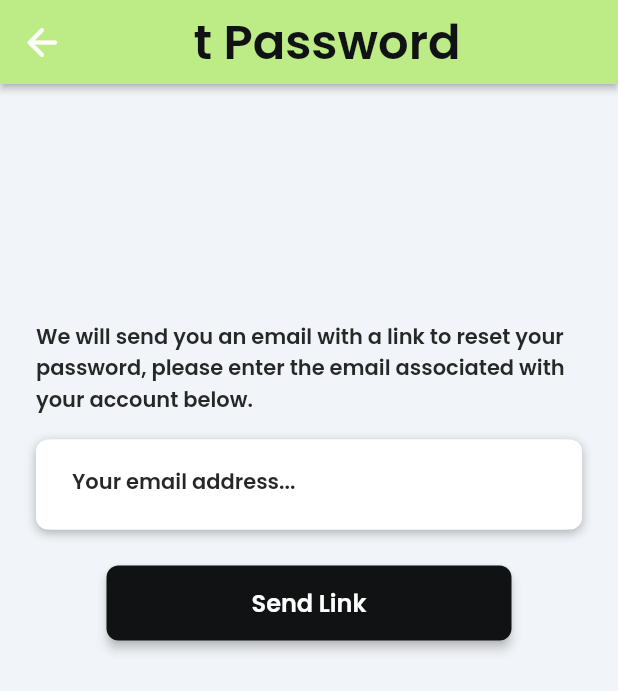
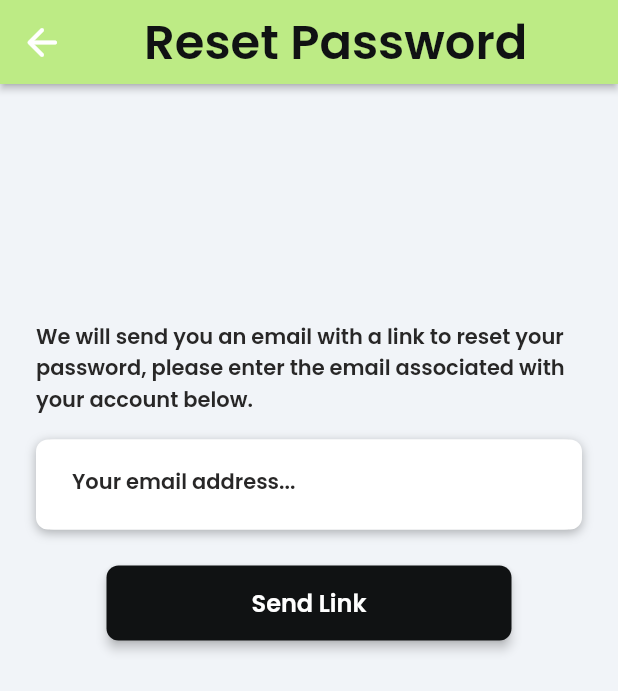
Before and after one commit to adeelsadiq/ourSpace, a Flutter app: the ForgotPassWidget screen opened by its route, on a phone screen of 412 x 824 dp. Shown: the top 691 px of the screen. Run offline on Flutter 3.47's test engine with Material 2 defaults, Android fonts, the phone set to English and light mode, and no system bars; drawn by our look-alikes of auto_size_text; our stand-ins replace built_collection, built_value, cached_network_image, calendar_date_picker2, cloud_firestore, equatable and 20 more; missing offline and left inert: algolia, flutter_google_places, flutter_stripe, google_api_headers, google_maps_webservice, json_path and 1 more; accounts and stored records are empty; network calls fail.

Commit message:
more changes

```diff
--- a/lib/forgot_pass/forgot_pass_model.dart
+++ b/lib/forgot_pass/forgot_pass_model.dart
@@ -24,5 +24,4 @@ class ForgotPassModel extends FlutterFlowModel {
   }
 
   /// Additional helper methods are added here.
-
 }
--- a/lib/forgot_pass/forgot_pass_widget.dart
+++ b/lib/forgot_pass/forgot_pass_widget.dart
@@ -7,6 +7,7 @@ import 'package:flutter/material.dart';
 import 'package:flutter_spinkit/flutter_spinkit.dart';
 import 'package:google_fonts/google_fonts.dart';
 import 'package:provider/provider.dart';
+
 import 'forgot_pass_model.dart';
 export 'forgot_pass_model.dart';
 
@@ -49,46 +50,46 @@ class _ForgotPassWidgetState extends State<ForgotPassWidget> {
         automaticallyImplyLeading: false,
         leading: FlutterFlowIconButton(
           borderColor: Colors.transparent,
-          borderRadius: 30.0,
-          borderWidth: 1.0,
-          buttonSize: 60.0,
+          borderRadius: 30,
+          borderWidth: 1,
+          buttonSize: 60,
           icon: Icon(
             Icons.arrow_back_rounded,
             color: Colors.white,
-            size: 30.0,
+            size: 30,
           ),
           onPressed: () async {
             context.pop();
           },
         ),
         title: Padding(
-          padding: EdgeInsetsDirectional.fromSTEB(24.0, 0.0, 0.0, 0.0),
+          padding: EdgeInsetsDirectional.fromSTEB(24, 0, 0, 0),
           child: Text(
-            't Password',
+            'Reset Password',
             style: FlutterFlowTheme.of(context).displaySmall.override(
                   fontFamily: 'Poppins',
-                  fontSize: 32.0,
+                  fontSize: 32,
                 ),
           ),
         ),
         actions: [],
         centerTitle: true,
-        elevation: 2.0,
+        elevation: 2,
       ),
-      body: Padding(
-        padding: EdgeInsetsDirectional.fromSTEB(0.0, 150.0, 0.0, 0.0),
+      body: SafeArea(
+        child: Padding(
+          padding: EdgeInsetsDirectional.fromSTEB(0, 150, 0, 0),
           child: Column(
             mainAxisSize: MainAxisSize.max,
             children: [
               Padding(
-              padding: EdgeInsetsDirectional.fromSTEB(20.0, 4.0, 20.0, 8.0),
+                padding: EdgeInsetsDirectional.fromSTEB(20, 4, 20, 8),
                 child: Row(
                   mainAxisSize: MainAxisSize.max,
                   children: [
                     Expanded(
                       child: Padding(
-                      padding:
-                          EdgeInsetsDirectional.fromSTEB(4.0, 4.0, 4.0, 4.0),
+                        padding: EdgeInsetsDirectional.fromSTEB(4, 4, 4, 4),
                         child: Text(
                           'We will send you an email with a link to reset your password, please enter the email associated with your account below.',
                           style: FlutterFlowTheme.of(context).bodySmall,
@@ -99,20 +100,20 @@ class _ForgotPassWidgetState extends State<ForgotPassWidget> {
                 ),
               ),
               Padding(
-              padding: EdgeInsetsDirectional.fromSTEB(24.0, 4.0, 24.0, 0.0),
+                padding: EdgeInsetsDirectional.fromSTEB(24, 4, 24, 0),
                 child: Container(
                   width: double.infinity,
-                height: 60.0,
+                  height: 60,
                   decoration: BoxDecoration(
                     color: FlutterFlowTheme.of(context).secondaryBackground,
                     boxShadow: [
                       BoxShadow(
-                      blurRadius: 5.0,
+                        blurRadius: 5,
                         color: Color(0x4D101213),
-                      offset: Offset(0.0, 2.0),
+                        offset: Offset(0, 2),
                       )
                     ],
-                  borderRadius: BorderRadius.circular(8.0),
+                    borderRadius: BorderRadius.circular(8),
                   ),
                   child: TextFormField(
                     controller: _model.emailAddressController,
@@ -121,44 +122,46 @@ class _ForgotPassWidgetState extends State<ForgotPassWidget> {
                       labelText: 'Your email address...',
                       labelStyle: FlutterFlowTheme.of(context).bodySmall,
                       hintText: 'Enter your email...',
-                    hintStyle: FlutterFlowTheme.of(context).bodyMedium.override(
+                      hintStyle:
+                          FlutterFlowTheme.of(context).bodyMedium.override(
                                 fontFamily: 'Lexend Deca',
                                 color: Color(0xFF57636C),
-                          fontSize: 14.0,
+                                fontSize: 14,
                                 fontWeight: FontWeight.normal,
                               ),
                       enabledBorder: OutlineInputBorder(
                         borderSide: BorderSide(
                           color: Color(0x00000000),
-                        width: 0.0,
+                          width: 0,
                         ),
-                      borderRadius: BorderRadius.circular(12.0),
+                        borderRadius: BorderRadius.circular(12),
                       ),
                       focusedBorder: OutlineInputBorder(
                         borderSide: BorderSide(
                           color: Color(0x00000000),
-                        width: 0.0,
+                          width: 0,
                         ),
-                      borderRadius: BorderRadius.circular(12.0),
+                        borderRadius: BorderRadius.circular(12),
                       ),
                       errorBorder: OutlineInputBorder(
                         borderSide: BorderSide(
                           color: Color(0x00000000),
-                        width: 0.0,
+                          width: 0,
                         ),
-                      borderRadius: BorderRadius.circular(12.0),
+                        borderRadius: BorderRadius.circular(12),
                       ),
                       focusedErrorBorder: OutlineInputBorder(
                         borderSide: BorderSide(
                           color: Color(0x00000000),
-                        width: 0.0,
+                          width: 0,
                         ),
-                      borderRadius: BorderRadius.circular(12.0),
+                        borderRadius: BorderRadius.circular(12),
                       ),
                       filled: true,
-                    fillColor: FlutterFlowTheme.of(context).secondaryBackground,
+                      fillColor:
+                          FlutterFlowTheme.of(context).secondaryBackground,
                       contentPadding:
-                        EdgeInsetsDirectional.fromSTEB(24.0, 24.0, 20.0, 24.0),
+                          EdgeInsetsDirectional.fromSTEB(24, 24, 20, 24),
                     ),
                     style: FlutterFlowTheme.of(context).bodyMedium,
                     maxLines: null,
@@ -168,27 +171,27 @@ class _ForgotPassWidgetState extends State<ForgotPassWidget> {
                 ),
               ),
               Padding(
-              padding: EdgeInsetsDirectional.fromSTEB(0.0, 24.0, 0.0, 0.0),
+                padding: EdgeInsetsDirectional.fromSTEB(0, 24, 0, 0),
                 child: FFButtonWidget(
                   onPressed: () {
                     print('Button-Login pressed ...');
                   },
                   text: 'Send Link',
                   options: FFButtonOptions(
-                  width: 270.0,
-                  height: 50.0,
-                  padding: EdgeInsetsDirectional.fromSTEB(0.0, 0.0, 0.0, 0.0),
-                  iconPadding:
-                      EdgeInsetsDirectional.fromSTEB(0.0, 0.0, 0.0, 0.0),
+                    width: 270,
+                    height: 50,
+                    padding: EdgeInsetsDirectional.fromSTEB(0, 0, 0, 0),
+                    iconPadding: EdgeInsetsDirectional.fromSTEB(0, 0, 0, 0),
                     color: FlutterFlowTheme.of(context).primaryText,
                     textStyle: FlutterFlowTheme.of(context).titleSmall.override(
                           fontFamily: 'Poppins',
-                        color: FlutterFlowTheme.of(context).secondaryBackground,
+                          color:
+                              FlutterFlowTheme.of(context).secondaryBackground,
                         ),
-                  elevation: 3.0,
+                    elevation: 3,
                     borderSide: BorderSide(
                       color: Colors.transparent,
-                    width: 1.0,
+                      width: 1,
                     ),
                   ),
                 ),
@@ -196,6 +199,7 @@ class _ForgotPassWidgetState extends State<ForgotPassWidget> {
             ],
           ),
         ),
+      ),
     );
   }
 }
```
Also changed, not shown: 1 other file. Lines whose indentation alone changed are shown as unchanged.
